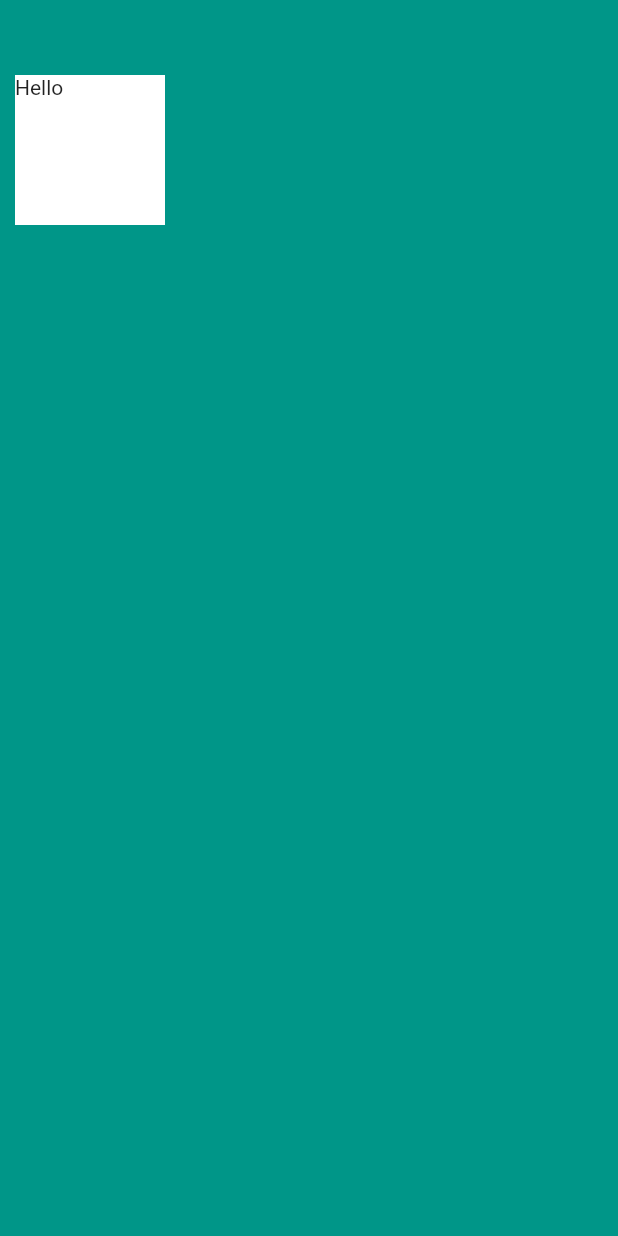
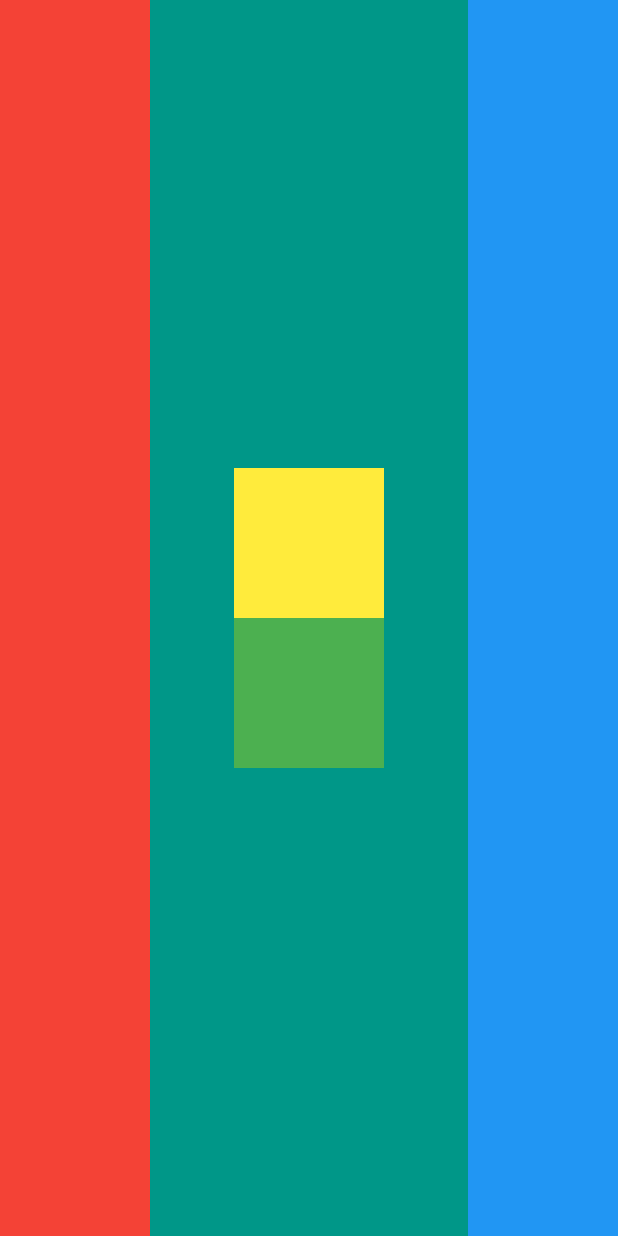
Before and after one commit to TheKetan2/PracticeProjects, a Flutter app: the screen it shows after launch, on a phone screen of 412 x 824 dp. Run offline on Flutter 3.47's test engine with Material 2 defaults, Android fonts, the phone set to English and light mode, and no system bars.

Commit message:
homework finished

```diff
--- a/mi_card/lib/main.dart
+++ b/mi_card/lib/main.dart
@@ -12,15 +12,43 @@ class MyApp extends StatelessWidget {
       home: Scaffold(
         backgroundColor: Colors.teal,
         body: SafeArea(
-          child: Container(
-            color: Colors.white,
-            child: Text("Hello"),
-            height: 100.0,
-            width: 100.0,
-            margin: EdgeInsets.symmetric(
-              vertical: 50.0,
-              horizontal: 10.0,
-            ),
+          child: Row(
+            crossAxisAlignment: CrossAxisAlignment.stretch,
+            mainAxisAlignment: MainAxisAlignment.spaceBetween,
+            children: [
+              Container(
+                color: Colors.red,
+                width: 100,
+              ),
+              SizedBox(
+                width: 20,
+              ),
+              Container(
+                width: 100,
+                child: Column(
+                  mainAxisAlignment: MainAxisAlignment.center,
+                  children: [
+                    Container(
+                      color: Colors.yellow,
+                      width: 100,
+                      height: 100,
+                    ),
+                    Container(
+                      color: Colors.green,
+                      width: 100,
+                      height: 100,
+                    ),
+                  ],
+                ),
+              ),
+              SizedBox(
+                width: 20,
+              ),
+              Container(
+                color: Colors.blue,
+                width: 100,
+              ),
+            ],
           ),
         ),
       ),
```
